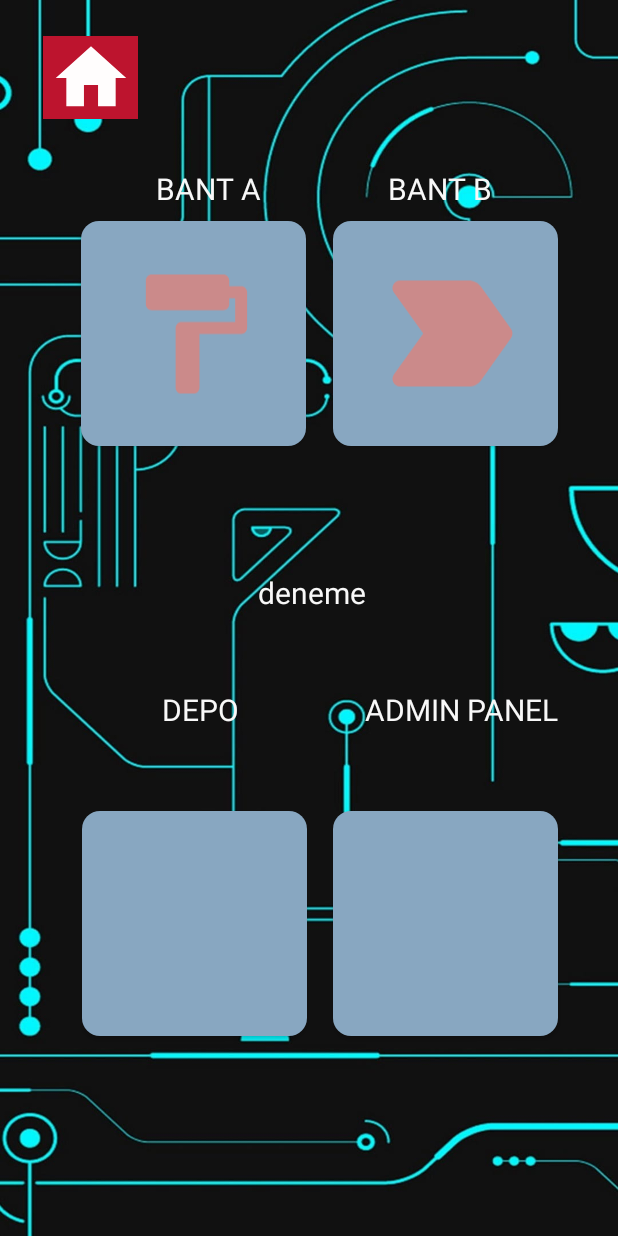
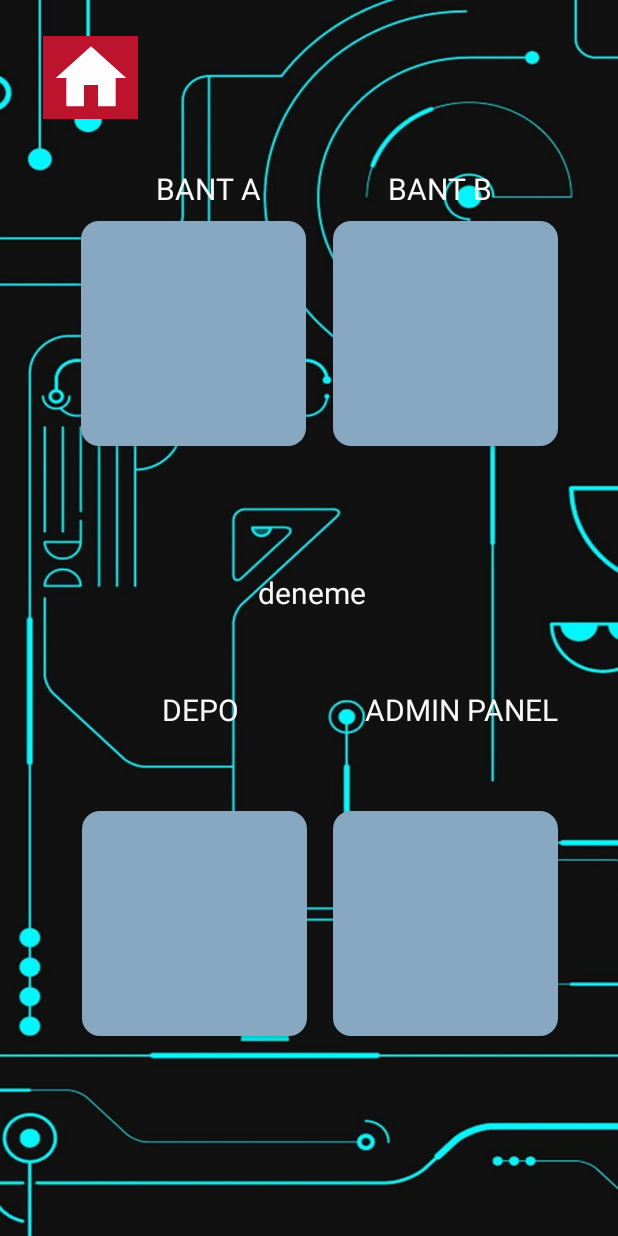
Before and after one commit to eminsahin21/UrunTakipProject, an Android app: the PersonelMainMenu screen opened directly, with no data from a screen before it, on a phone screen of 412 x 824 dp. Run offline under Robolectric (Android 15) with nearby library versions, the phone set to English and light mode, and no system bars; Roboto replaces fonts that are not available here; 1 statement that could not run was skipped.

```diff
--- a/app/src/main/AndroidManifest.xml
+++ b/app/src/main/AndroidManifest.xml
@@ -17,7 +17,7 @@
         android:theme="@style/Theme.UrunTakipProject"
         tools:targetApi="31">
         <activity
-            android:name=".MainActivity"
+            android:name=".BantBPersonelActivity"
             android:exported="false" />
         <activity
             android:name=".PersonelMainMenu"
@@ -38,7 +38,7 @@
             android:name=".ScanActivity"
             android:exported="false" />
         <activity
-            android:name=".BantBPersonelActivity"
+            android:name=".MainActivity"
             android:exported="true">
             <intent-filter>
                 <action android:name="android.intent.action.MAIN" />
--- a/app/src/main/java/com/example/uruntakipproject/BantPersonelActivity.kt
+++ b/app/src/main/java/com/example/uruntakipproject/BantPersonelActivity.kt
@@ -66,7 +66,7 @@ class BantPersonelActivity : AppCompatActivity() {
 
             addProductButton.setOnClickListener {
                 val productName = productNameInput.text.toString()
-                val productPrice = productPriceInput.text.toString().toDoubleOrNull()
+                val productPrice = productPriceInput.text.toString()
 
                 if (!productName.isNullOrEmpty() && productPrice != null) {
                     val newProduct = mapOf(
--- a/app/src/main/res/layout/activity_personel_main_menu.xml
+++ b/app/src/main/res/layout/activity_personel_main_menu.xml
@@ -127,28 +127,6 @@
         app:layout_constraintStart_toStartOf="parent"
         app:layout_constraintTop_toBottomOf="@+id/textView3" />
 
-    <ImageView
-        android:id="@+id/imageView"
-        android:layout_width="95dp"
-        android:layout_height="100dp"
-        android:translationZ="2dp"
-        app:layout_constraintBottom_toBottomOf="@+id/bantaButton"
-        app:layout_constraintEnd_toEndOf="@+id/bantaButton"
-        app:layout_constraintStart_toStartOf="@+id/bantaButton"
-        app:layout_constraintTop_toTopOf="@+id/bantaButton"
-        app:srcCompat="@drawable/ic_round_format_paint_24" />
-
-    <ImageView
-        android:id="@+id/imageView2"
-        android:layout_width="121dp"
-        android:layout_height="134dp"
-        android:translationZ="2dp"
-        app:layout_constraintBottom_toBottomOf="@+id/bantBButton"
-        app:layout_constraintEnd_toEndOf="@+id/bantBButton"
-        app:layout_constraintStart_toStartOf="@+id/bantBButton"
-        app:layout_constraintTop_toTopOf="@+id/bantBButton"
-        app:srcCompat="@drawable/ic_round_label_important_24" />
-
     <ImageButton
         android:id="@+id/homescreenButton"
         android:layout_width="63dp"
```
Also changed, not shown: app/src/main/java/com/example/uruntakipproject/PersonelMainMenu.kt (+18 -8 lines).
